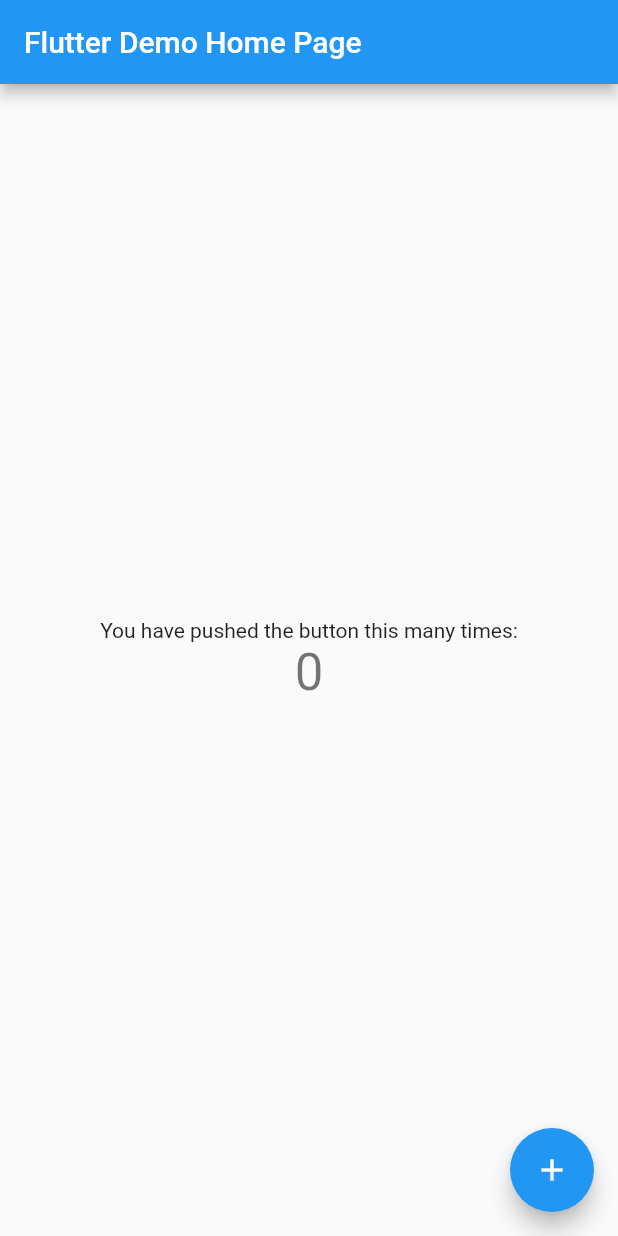
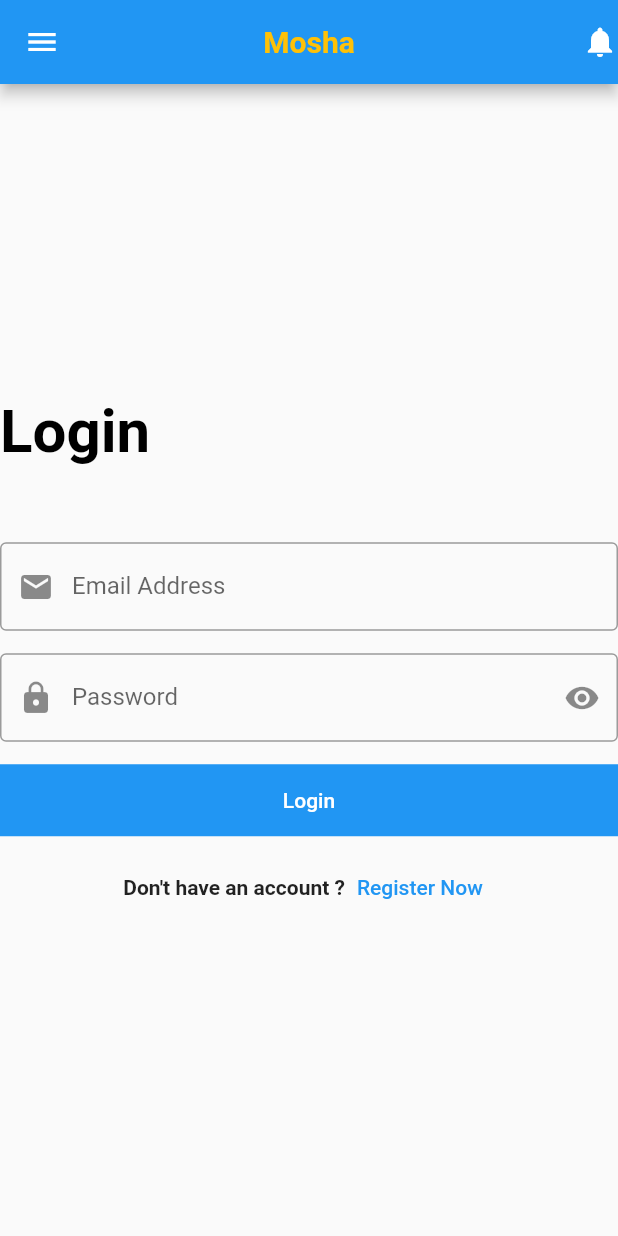
Before and after one commit to AhmadMosha/flutter-app1, a Flutter app: the screen it shows after launch, on a phone screen of 412 x 824 dp. Run offline on Flutter 3.47's test engine with Material 2 defaults, Android fonts, the phone set to English and light mode, and no system bars.

Commit message:
First desgin

```diff
--- /dev/null
+++ b/lib/home.dart
@@ -0,0 +1,56 @@
+import 'package:flutter/cupertino.dart';
+import 'package:flutter/material.dart';
+
+class HomeScreen extends StatelessWidget {
+  @override
+  Widget build(BuildContext context) {
+    return Scaffold(
+      appBar: AppBar(
+      shadowColor: Colors.red,
+      backgroundColor: Colors.black,
+      centerTitle: true ,
+      leading: IconButton(
+        onPressed: () {
+          print("DDD");
+        },
+        icon: Icon(
+          Icons.menu,
+
+        ),
+      ),
+      title: Text(
+        "Hello"
+      ),
+      actions: [
+        IconButton(onPressed: () {
+          print("Button clicked");
+        },
+            icon: Icon(
+          Icons.notifications,
+        ) )
+     ],
+
+
+
+
+    ),
+      body: Column(
+        children:
+        [
+          Image(
+              image: NetworkImage(
+                "https://fedevalverde.es/wp-content/uploads/2021/01/IMG_20200331_192708-1024x1024.jpg"
+              ),
+            height: 200.0,
+            width: 200.0,
+
+          ),
+        ],
+      ),
+
+
+    );
+
+
+  }
+}
--- /dev/null
+++ b/lib/login.dart
@@ -0,0 +1,130 @@
+import 'package:flutter/cupertino.dart';
+import 'package:flutter/material.dart';
+
+class LoginScreen extends StatelessWidget {
+  var emailController = TextEditingController();
+  var passwordController = TextEditingController();
+
+
+  @override
+  Widget build(BuildContext context) {
+    return Scaffold(
+      appBar: AppBar(
+        leading: Icon(
+          Icons.menu,
+        ),
+        title: Text(
+          'Mosha',
+          style:TextStyle(
+            color: Colors.amber,
+            fontWeight: FontWeight.bold,
+          ) ,
+        ) ,
+        centerTitle: true,
+        actions:
+        [
+          Icon(
+            Icons.notifications,
+          ),
+        ],
+      ),
+      body: Center(
+        child: SingleChildScrollView(
+          child: Column(
+            crossAxisAlignment: CrossAxisAlignment.start,
+            children:
+            [
+                 Text(
+                  'Login',
+                  style: TextStyle(
+                    fontSize: 40.0,
+                    fontWeight: FontWeight.bold,
+                    color: Colors.black,
+                  ) ,
+
+                ),
+                SizedBox(
+                  height: 50.0,
+                ),
+              TextFormField(
+                controller: emailController,
+                onFieldSubmitted: (value) {
+                  print(value);
+                },
+                  keyboardType: TextInputType.emailAddress ,
+                  decoration: InputDecoration(
+                    labelText: "Email Address",
+                    border: OutlineInputBorder(),
+                    prefixIcon: Icon(
+                      Icons.email,
+                    ),
+
+                  ),
+              ),
+              SizedBox(
+                height: 15.0,
+              ),
+              TextFormField(
+                controller: passwordController,
+                obscureText: true,
+                keyboardType: TextInputType.visiblePassword,
+                decoration: InputDecoration(
+                  labelText: "Password",
+                  border: OutlineInputBorder(),
+                  prefixIcon: Icon(
+                    Icons.lock ,
+
+                  ),
+                  suffixIcon: Icon(
+                    Icons.remove_red_eye_rounded
+                  ),
+
+                ),
+              ),
+              SizedBox(
+                height: 15.0,
+              ),
+              Container(
+                width: double.infinity,
+                color: Colors.blue,
+
+                child: MaterialButton(onPressed: () {
+                      print(emailController.text);
+                      print(passwordController.text);
+                },
+                  child: Text(
+                    'Login',
+                    style: TextStyle(
+                      color: Colors.white,
+                    ),
+                  ),
+                ),
+              ),
+              SizedBox(
+                height: 10.0,
+              ),
+              Row(
+                  mainAxisAlignment: MainAxisAlignment.center,
+                children:
+                [
+                  Text(
+                    'Don\'t have an account ?',
+                    style: TextStyle(
+                      fontWeight: FontWeight.bold,
+                    ),
+                  ),
+                  TextButton(onPressed: () {}, child: Text(
+                    'Register Now'
+                  ),
+                  ),
+                ],
+              ),
+
+
+            ],
+          ),
+        ),
+      ),
+    );
+  }
+}
--- a/lib/main.dart
+++ b/lib/main.dart
@@ -1,115 +1,26 @@
 import 'package:flutter/material.dart';
+import 'package:fristapp/home.dart';
+import 'package:fristapp/login.dart';
+
 
 void main() {
-  runApp(const MyApp());
+  runApp(Myapp());
+
 }
 
-class MyApp extends StatelessWidget {
-  const MyApp({super.key});
+class Myapp extends StatelessWidget {
 
-  // This widget is the root of your application.
-  @override
-  Widget build(BuildContext context) {
-    return MaterialApp(
-      title: 'Flutter Demo',
-      theme: ThemeData(
-        // This is the theme of your application.
-        //
-        // Try running your application with "flutter run". You'll see the
-        // application has a blue toolbar. Then, without quitting the app, try
-        // changing the primarySwatch below to Colors.green and then invoke
-        // "hot reload" (press "r" in the console where you ran "flutter run",
-        // or simply save your changes to "hot reload" in a Flutter IDE).
-        // Notice that the counter didn't reset back to zero; the application
-        // is not restarted.
-        primarySwatch: Colors.blue,
-      ),
-      home: const MyHomePage(title: 'Flutter Demo Home Page'),
-    );
-  }
-}
-
-class MyHomePage extends StatefulWidget {
-  const MyHomePage({super.key, required this.title});
-
-  // This widget is the home page of your application. It is stateful, meaning
-  // that it has a State object (defined below) that contains fields that affect
-  // how it looks.
-
-  // This class is the configuration for the state. It holds the values (in this
-  // case the title) provided by the parent (in this case the App widget) and
-  // used by the build method of the State. Fields in a Widget subclass are
-  // always marked "final".
-
-  final String title;
-
-  @override
-  State<MyHomePage> createState() => _MyHomePageState();
-}
-
-class _MyHomePageState extends State<MyHomePage> {
-  int _counter = 0;
-
-  void _incrementCounter() {
-    setState(() {
-      // This call to setState tells the Flutter framework that something has
-      // changed in this State, which causes it to rerun the build method below
-      // so that the display can reflect the updated values. If we changed
-      // _counter without calling setState(), then the build method would not be
-      // called again, and so nothing would appear to happen.
-      _counter++;
-    });
-  }
 
   @override
   Widget build(BuildContext context) {
-    // This method is rerun every time setState is called, for instance as done
-    // by the _incrementCounter method above.
-    //
-    // The Flutter framework has been optimized to make rerunning build methods
-    // fast, so that you can just rebuild anything that needs updating rather
-    // than having to individually change instances of widgets.
-    return Scaffold(
-      appBar: AppBar(
-        // Here we take the value from the MyHomePage object that was created by
-        // the App.build method, and use it to set our appbar title.
-        title: Text(widget.title),
-      ),
-      body: Center(
-        // Center is a layout widget. It takes a single child and positions it
-        // in the middle of the parent.
-        child: Column(
-          // Column is also a layout widget. It takes a list of children and
-          // arranges them vertically. By default, it sizes itself to fit its
-          // children horizontally, and tries to be as tall as its parent.
-          //
-          // Invoke "debug painting" (press "p" in the console, choose the
-          // "Toggle Debug Paint" action from the Flutter Inspector in Android
-          // Studio, or the "Toggle Debug Paint" command in Visual Studio Code)
-          // to see the wireframe for each widget.
-          //
-          // Column has various properties to control how it sizes itself and
-          // how it positions its children. Here we use mainAxisAlignment to
-          // center the children vertically; the main axis here is the vertical
-          // axis because Columns are vertical (the cross axis would be
-          // horizontal).
-          mainAxisAlignment: MainAxisAlignment.center,
-          children: <Widget>[
-            const Text(
-              'You have pushed the button this many times:',
-            ),
-            Text(
-              '$_counter',
-              style: Theme.of(context).textTheme.headline4,
-            ),
-          ],
-        ),
-      ),
-      floatingActionButton: FloatingActionButton(
-        onPressed: _incrementCounter,
-        tooltip: 'Increment',
-        child: const Icon(Icons.add),
-      ), // This trailing comma makes auto-formatting nicer for build methods.
+
+    return MaterialApp(
+      debugShowCheckedModeBanner: false,
+      home: LoginScreen(),
     );
+
   }
+
+
+
 }
```
